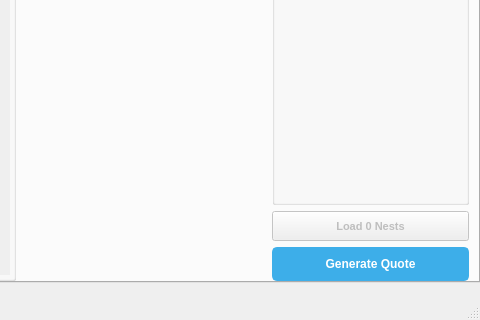
The window that ui/main_menu.ui (TheCodingJsoftware/Invigo) describes before a commit, drawn with Qt 5; both pictures show x 413 to 893 and y 272 to 592 of the 893 by 592 pixel window.
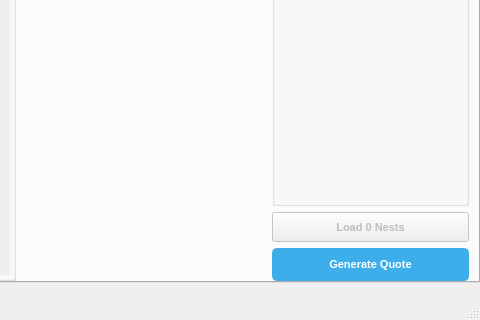
The same window after the commit. The open tabs and pages were chosen to show the change.

Commit message: ui changes and imports sorted

What changed in the file:
```diff
--- a/ui/main_menu.ui
+++ b/ui/main_menu.ui
@@ -39,7 +39,6 @@
       <property name="font">
        <font>
         <pointsize>8</pointsize>
-        <weight>75</weight>
         <bold>true</bold>
        </font>
       </property>
@@ -1111,7 +1110,7 @@
                 </property>
                 <property name="font">
                  <font>
-                  <weight>75</weight>
+                  <pointsize>8</pointsize>
                   <bold>true</bold>
                  </font>
                 </property>
```
Left out of the diff: 47 changed lines with no effect on the pictures. The commit also changes 1 other file.
